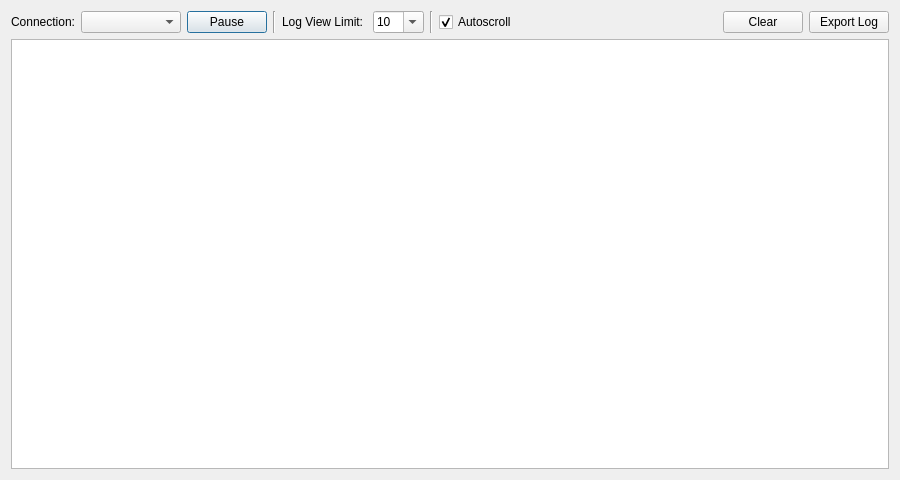
sanny32/OpenModSim, file src/dialogs/dialograwdatalog.ui: the form before one commit.
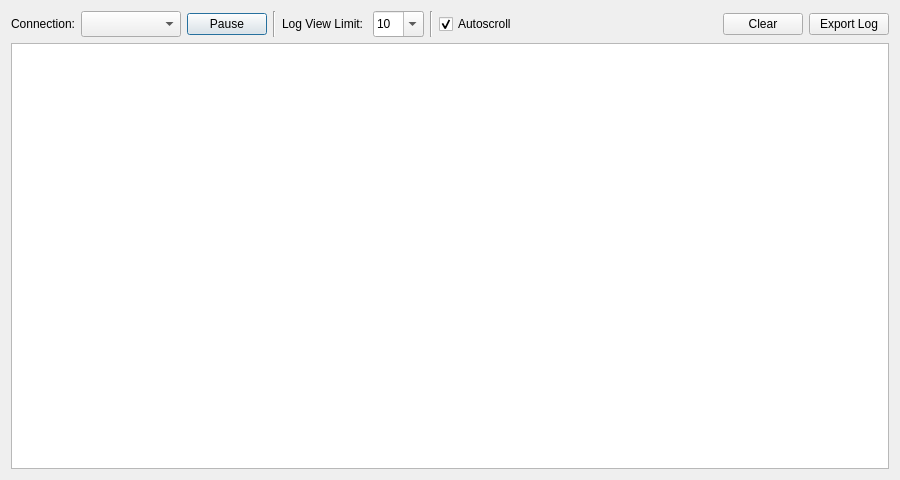
The form after the commit.

```diff
--- a/src/dialogs/dialograwdatalog.ui
+++ b/src/dialogs/dialograwdatalog.ui
@@ -28,7 +28,7 @@
        <property name="minimumSize">
         <size>
          <width>100</width>
-         <height>0</height>
+         <height>26</height>
         </size>
        </property>
        <property name="sizeAdjustPolicy">
@@ -58,7 +58,7 @@
       </widget>
      </item>
      <item>
-      <widget class="QComboBox" name="comboBoxRowLimit">
+      <widget class="QComboBox" name="comboBoxRowLimit"><property name="minimumSize"><size><width>0</width><height>26</height></size></property>
        <property name="editable">
         <bool>true</bool>
        </property>
```
Left out of the diff: 4 changed lines with no effect on the pictures.
